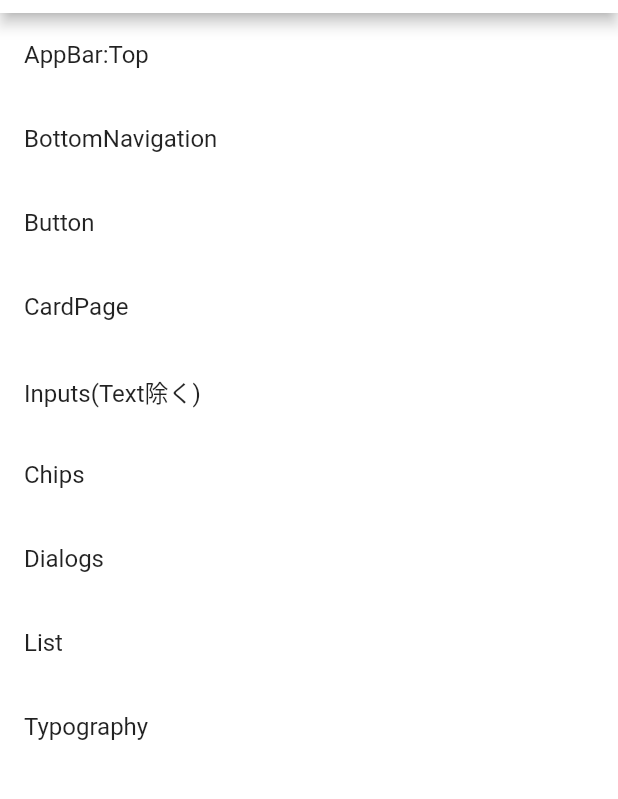
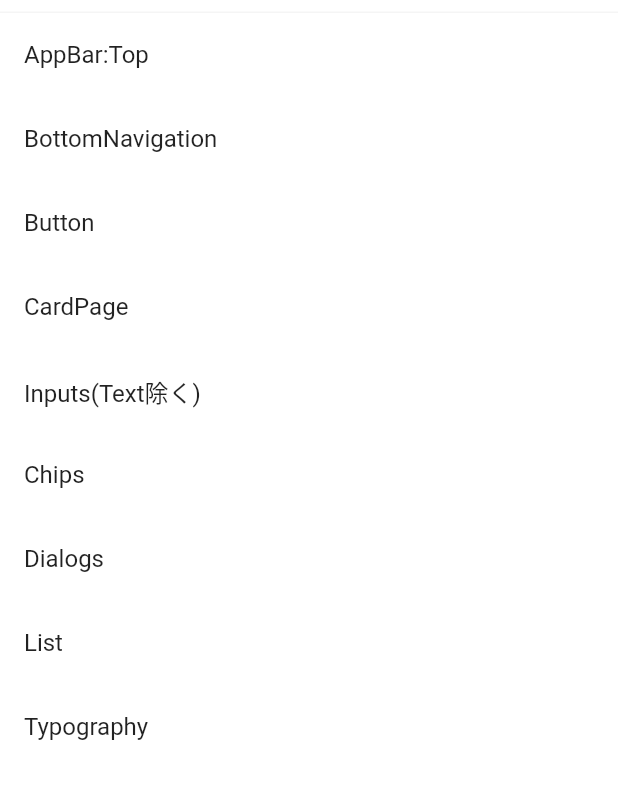
Before and after one commit to organic-nailer/flutter_fast_ui_white, a Flutter app: the screen it shows after launch, on a phone screen of 412 x 824 dp, the part 71-870 px from its top. Run offline on Flutter 3.47's test engine with Material 2 defaults, Android fonts, the light colour scheme and no system bars.

Commit message:
InteritedWidgetにした

```diff
--- /dev/null
+++ b/lib/fast_theme_scope.dart
@@ -0,0 +1,78 @@
+import 'package:flutter/foundation.dart';
+import 'package:flutter/material.dart';
+
+class FastTheme extends InheritedWidget {
+  final MaterialColor accentColor;
+  late final ThemeData theme;
+  final Widget child;
+  FastTheme({required this.accentColor, required this.child})
+      : super(child: child) {
+    theme = _createFastTheme(accentColor);
+  }
+
+  static FastTheme of(BuildContext context) =>
+      context.dependOnInheritedWidgetOfExactType<FastTheme>() as FastTheme;
+
+  @override
+  bool updateShouldNotify(FastTheme oldWidget) =>
+      oldWidget.accentColor != accentColor;
+
+  ThemeData _createFastTheme(MaterialColor accent) {
+    final typography = Typography.material2018(platform: defaultTargetPlatform);
+    return ThemeData(
+        primarySwatch: accentColor,
+        accentColor: accentColor,
+        scaffoldBackgroundColor: Colors.white,
+        appBarTheme: AppBarTheme(
+            backgroundColor: materialWhite,
+            backwardsCompatibility: false,
+            elevation: 0,
+            iconTheme: IconThemeData(color: typography.black.headline5!.color),
+            titleTextStyle: typography.black.headline6),
+        bottomNavigationBarTheme: BottomNavigationBarThemeData(
+            selectedItemColor: _activeBlack,
+            unselectedItemColor: _inactiveBlack),
+        // buttonTheme は現在使われていないのでボタンごとに指定
+        elevatedButtonTheme: ElevatedButtonThemeData(
+            style: ElevatedButton.styleFrom(
+                elevation: 0, shadowColor: Colors.transparent)),
+        cardTheme: CardTheme(
+            elevation: 0,
+            shape: RoundedRectangleBorder(
+                side: BorderSide(color: _borderGrey, width: 1),
+                borderRadius: BorderRadius.circular(8))),
+        chipTheme: ChipThemeData.fromDefaults(
+                secondaryColor: accentColor,
+                brightness: Brightness.light,
+                labelStyle: typography.black.bodyText1!)
+            .copyWith(elevation: 0, pressElevation: 0),
+        dividerTheme: DividerThemeData(color: Color(0x1F000000), thickness: 2));
+  }
+
+  static final MaterialColor materialWhite = const MaterialColor(
+    0xFFFFFFFF,
+    const <int, Color>{
+      50: const Color(0xFFFFFFFF),
+      100: const Color(0xFFFFFFFF),
+      200: const Color(0xFFFFFFFF),
+      300: const Color(0xFFFFFFFF),
+      400: const Color(0xFFFFFFFF),
+      500: const Color(0xFFFFFFFF),
+      600: const Color(0xFFFFFFFF),
+      700: const Color(0xFFFFFFFF),
+      800: const Color(0xFFFFFFFF),
+      900: const Color(0xFFFFFFFF),
+    },
+  );
+  // from: https://material.io/design/color/text-legibility.html#text-types
+  static final Color _activeBlack = const Color(0xDE000000);
+  static final Color _inactiveBlack = const Color(0x99000000);
+  // static final Color _disabledBlack = const Color(0x61000000);
+
+  // static final MaterialColor accentColor = Colors.deepPurple;
+  // from: https://material.io/design/interaction/states.html#pressed
+  // static final Color _overlayOnDark = const Color(0x52FFFFFF);
+  // static final Color _overlayOnLight = const Color(0x29000000);
+
+  static final Color _borderGrey = const Color(0xFFC8C8C8);
+}
--- a/lib/main.dart
+++ b/lib/main.dart
@@ -1,5 +1,6 @@
 import 'package:flutter/foundation.dart';
 import 'package:flutter/material.dart';
+import 'package:flutter_fast_ui_white/fast_theme_scope.dart';
 import 'package:flutter_fast_ui_white/pages/alerts_page.dart';
 import 'package:flutter_fast_ui_white/pages/app_bar_top_page.dart';
 import 'package:flutter_fast_ui_white/pages/bottom_navigation_page.dart';
@@ -9,85 +10,23 @@ import 'package:flutter_fast_ui_white/pages/chips_page.dart';
 import 'package:flutter_fast_ui_white/pages/inputs_except_text_page.dart';
 import 'package:flutter_fast_ui_white/pages/list_page.dart';
 import 'package:flutter_fast_ui_white/pages/typography_page.dart';
+import 'package:flutter_fast_ui_white/widgets/fast_app_bar.dart';
 import 'package:intl/date_symbol_data_local.dart';
 
 void main() {
   initializeDateFormatting("ja_JP");
-  runApp(MyApp());
+  runApp(FastTheme(
+    accentColor: Colors.pink,
+    child: MyApp(),
+  ));
 }
 
 class MyApp extends StatelessWidget {
-  final MaterialColor materialWhite = const MaterialColor(
-    0xFFFFFFFF,
-    const <int, Color>{
-      50: const Color(0xFFFFFFFF),
-      100: const Color(0xFFFFFFFF),
-      200: const Color(0xFFFFFFFF),
-      300: const Color(0xFFFFFFFF),
-      400: const Color(0xFFFFFFFF),
-      500: const Color(0xFFFFFFFF),
-      600: const Color(0xFFFFFFFF),
-      700: const Color(0xFFFFFFFF),
-      800: const Color(0xFFFFFFFF),
-      900: const Color(0xFFFFFFFF),
-    },
-  );
-  // from: https://material.io/design/color/text-legibility.html#text-types
-  final Color activeBlack = const Color(0xDE000000);
-  final Color inactiveBlack = const Color(0x99000000);
-  final Color disabledBlack = const Color(0x61000000);
-
-  static final MaterialColor accentColor = Colors.deepPurple;
-  // from: https://material.io/design/interaction/states.html#pressed
-  final Color overlayOnDark = const Color(0x52FFFFFF);
-  final Color overlayOnLight = const Color(0x29000000);
-
-  final Color borderGrey = const Color(0xFFC8C8C8);
-
-  Color resolveAccentToggleColor(Set<MaterialState> states) {
-    if (states.contains(MaterialState.disabled)) return disabledBlack;
-    if (states.contains(MaterialState.selected)) return accentColor;
-    return inactiveBlack;
-  }
-
   @override
   Widget build(BuildContext context) {
-    final accentIsDark =
-        ThemeData.estimateBrightnessForColor(accentColor) == Brightness.dark;
-    final typography = Typography.material2018(platform: defaultTargetPlatform);
-    final accentTextTheme = accentIsDark ? typography.white : typography.black;
     return MaterialApp(
       title: 'Flutter Demo',
-      theme: ThemeData(
-          primarySwatch: accentColor,
-          accentColor: accentColor,
-          scaffoldBackgroundColor: Colors.white,
-          appBarTheme: AppBarTheme(
-              backgroundColor: materialWhite,
-              backwardsCompatibility: false,
-              elevation: 0,
-              iconTheme:
-                  IconThemeData(color: typography.black.headline5!.color),
-              titleTextStyle: typography.black.headline6),
-          bottomNavigationBarTheme: BottomNavigationBarThemeData(
-              selectedItemColor: activeBlack,
-              unselectedItemColor: inactiveBlack),
-          // buttonTheme は現在使われていないのでボタンごとに指定
-          elevatedButtonTheme: ElevatedButtonThemeData(
-              style: ElevatedButton.styleFrom(
-                  elevation: 0, shadowColor: Colors.transparent)),
-          cardTheme: CardTheme(
-              elevation: 0,
-              shape: RoundedRectangleBorder(
-                  side: BorderSide(color: borderGrey, width: 1),
-                  borderRadius: BorderRadius.circular(8))),
-          chipTheme: ChipThemeData.fromDefaults(
-                  secondaryColor: accentColor,
-                  brightness: Brightness.light,
-                  labelStyle: typography.black.bodyText1!)
-              .copyWith(elevation: 0, pressElevation: 0),
-          dividerTheme:
-              DividerThemeData(color: Color(0x1F000000), thickness: 2)),
+      theme: FastTheme.of(context).theme,
       home: SampleListPage(),
     );
   }
@@ -99,9 +38,8 @@ class SampleListPage extends StatelessWidget {
   @override
   Widget build(BuildContext context) {
     return Scaffold(
-      appBar: AppBar(
+      appBar: FastAppBar(
         title: Text("MaterialFastUI White"),
-        elevation: 4,
       ),
       body: ListView.builder(
         itemCount: sampleList.length,
--- a/lib/pages/list_page.dart
+++ b/lib/pages/list_page.dart
@@ -1,5 +1,6 @@
 import 'package:flutter/cupertino.dart';
 import 'package:flutter/material.dart';
+import 'package:flutter_fast_ui_white/widgets/fast_app_bar.dart';
 
 class ListPage extends StatelessWidget {
   const ListPage({Key? key}) : super(key: key);
@@ -7,7 +8,7 @@ class ListPage extends StatelessWidget {
   @override
   Widget build(BuildContext context) {
     return Scaffold(
-      appBar: AppBar(
+      appBar: FastAppBar(
         title: Text("Lists"),
       ),
       body: Column(
--- /dev/null
+++ b/lib/widgets/fast_app_bar.dart
@@ -0,0 +1,54 @@
+import 'package:flutter/material.dart';
+
+class FastAppBar extends StatelessWidget implements PreferredSizeWidget {
+  final Widget? leading;
+  final bool automaticallyImplyLeading;
+  final Widget? title;
+  final List<Widget>? actions;
+  final Widget? flexibleSpace;
+  final PreferredSizeWidget? bottom;
+  final bool excludeHeaderSemantics;
+  final double toolbarOpacity;
+  final double bottomOpacity;
+  final double? toolbarHeight;
+  final double? leadingWidth;
+  FastAppBar({
+    Key? key,
+    this.leading,
+    this.automaticallyImplyLeading = true,
+    this.title,
+    this.actions,
+    this.flexibleSpace,
+    this.bottom,
+    this.excludeHeaderSemantics = false,
+    this.toolbarOpacity = 1.0,
+    this.bottomOpacity = 1.0,
+    this.toolbarHeight,
+    this.leadingWidth,
+  })  : preferredSize = Size.fromHeight(toolbarHeight ??
+            kToolbarHeight + (bottom?.preferredSize.height ?? 0.0)),
+        super(key: key);
+
+  @override
+  final Size preferredSize;
+
+  @override
+  Widget build(BuildContext context) {
+    return AppBar(
+      leading: leading,
+      automaticallyImplyLeading: automaticallyImplyLeading,
+      title: title,
+      shape: Border(
+          bottom:
+              BorderSide(color: Color.fromARGB(255, 245, 245, 245), width: 1)),
+      actions: actions,
+      flexibleSpace: flexibleSpace,
+      bottom: bottom,
+      excludeHeaderSemantics: excludeHeaderSemantics,
+      toolbarOpacity: toolbarOpacity,
+      bottomOpacity: bottomOpacity,
+      toolbarHeight: toolbarHeight,
+      leadingWidth: leadingWidth,
+    );
+  }
+}
```
Also changed, not shown: lib/pages/app_bar_top_page.dart (+6 -4 lines), lib/pages/inputs_except_text_page.dart (+39 -30 lines), lib/widgets/fast_picker.dart (added, +81 -0 lines).
